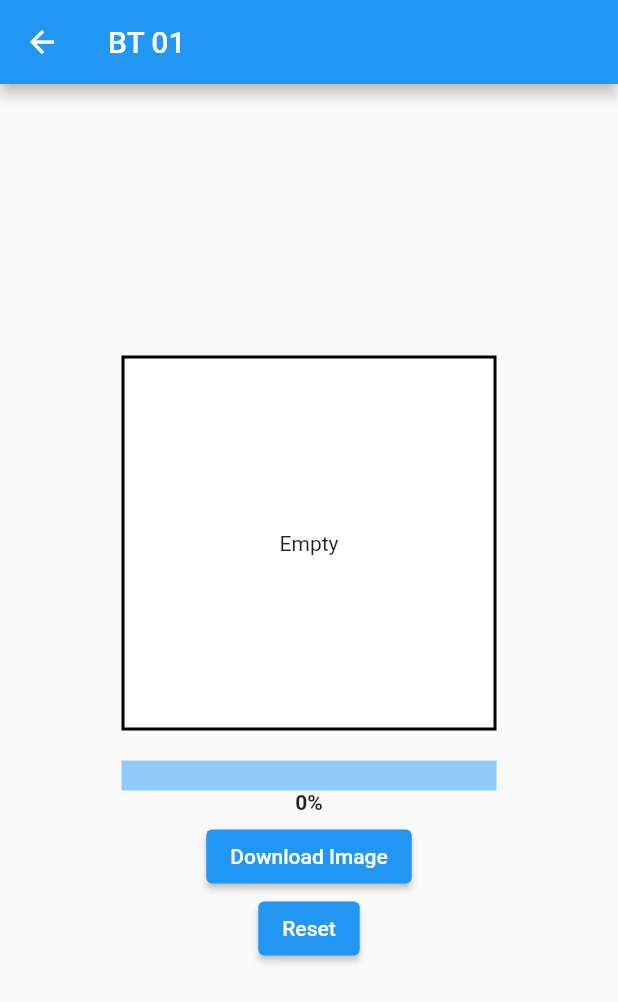
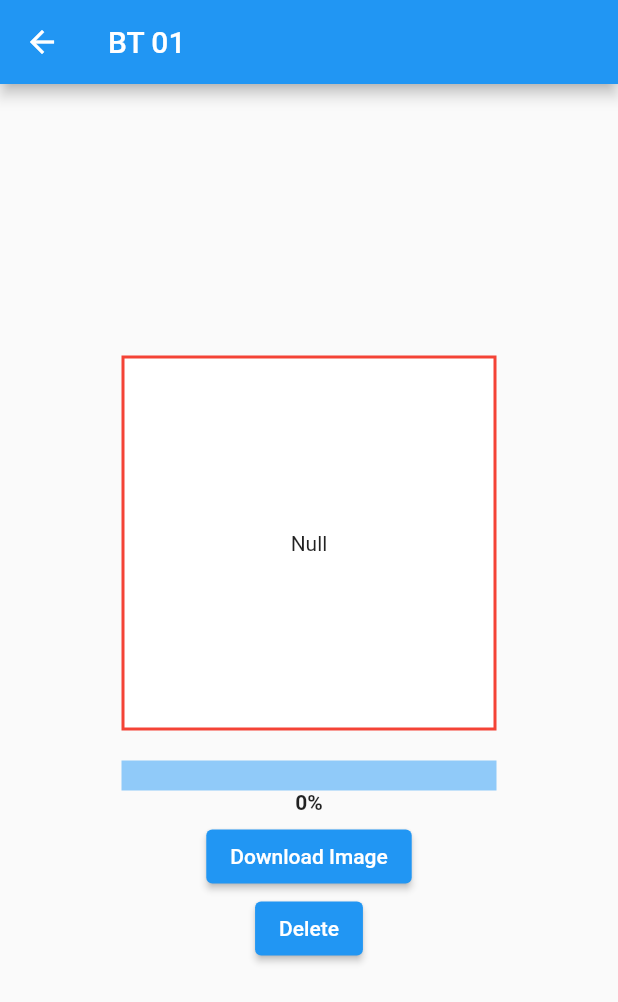
Before and after one commit to 14h4i/fs04, a Flutter app: the Bt01Page screen opened by its route, after a tap on "Download Image", on a phone screen of 412 x 824 dp. Shown: the top 1002 px of the screen. Run offline on Flutter 3.47's test engine with Material 2 defaults, Android fonts, the phone set to English and light mode, and no system bars; our stand-ins replace dio; network calls fail.

Commit message:
add:delete file

```diff
--- a/lib/pages/bt_01_page.dart
+++ b/lib/pages/bt_01_page.dart
@@ -14,8 +14,8 @@ class Bt01Page extends StatefulWidget {
 }
 
 class _Bt01PageState extends State<Bt01Page> {
-  bool isDownloaded = false;
   bool isDownloading = false;
+  bool isDeleted = false;
   double progress = 0;
   String path = '';
 
@@ -37,15 +37,33 @@ class _Bt01PageState extends State<Bt01Page> {
                   color: Colors.white,
                   border: Border.all(
                     width: 2,
-                  color: Colors.black,
+                    color: Colors.red,
                   ),
                 ),
-              child: isDownloaded
-                  ? Image.file(
+                child: FutureBuilder(
+                  future: File(path).exists(),
+                  builder: (BuildContext context, AsyncSnapshot snapshot) {
+                    if (snapshot.connectionState == ConnectionState.waiting) {
+                      return const Center(
+                        child: SizedBox(
+                          height: 50,
+                          width: 50,
+                          child: CircularProgressIndicator(),
+                        ),
+                      );
+                    }
+                    if (snapshot.hasData) {
+                      if (snapshot.data == true) {
+                        return Image.file(
                           File(path),
-                    )
-                  : const Center(child: Text('Empty')),
-            ),
+                        );
+                      } else {
+                        return const Center(child: Text('Null'));
+                      }
+                    }
+                    return Container();
+                  },
+                )),
             const SizedBox(height: 20),
             SizedBox(
               height: 40,
@@ -74,8 +92,8 @@ class _Bt01PageState extends State<Bt01Page> {
               child: const Text('Download Image'),
             ),
             ElevatedButton(
-              onPressed: _reset,
-              child: const Text('Reset'),
+              onPressed: _delete,
+              child: const Text('Delete'),
             ),
           ],
         ),
@@ -83,21 +101,21 @@ class _Bt01PageState extends State<Bt01Page> {
     );
   }
 
-  _reset() {
+  _delete() async {
+    if (await File(path).exists()) {
       setState(() {
-      isDownloaded = false;
-      isDownloading = false;
+        File(path).delete();
         progress = 0;
       });
+    }
   }
 
   _downloadVideo() async {
     setState(() {
-      isDownloaded = false;
       isDownloading = true;
       progress = 0;
     });
-    var appDocDir = await getTemporaryDirectory();
+    var appDocDir = await getApplicationDocumentsDirectory();
     path = appDocDir.path + "/temp.jpg";
     await Dio().download(
       url,
@@ -115,8 +133,6 @@ class _Bt01PageState extends State<Bt01Page> {
 
     setState(() {
       if (path != '') {
-        isDownloaded = true;
-
         isDownloading = false;
       }
     });
```
Lines whose indentation alone changed are shown as unchanged.
